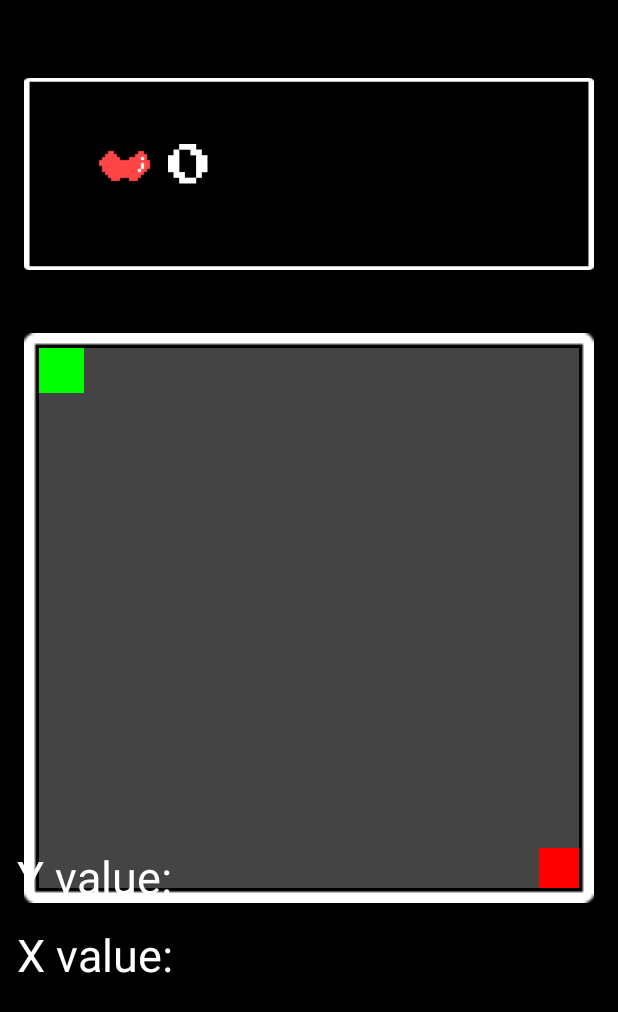
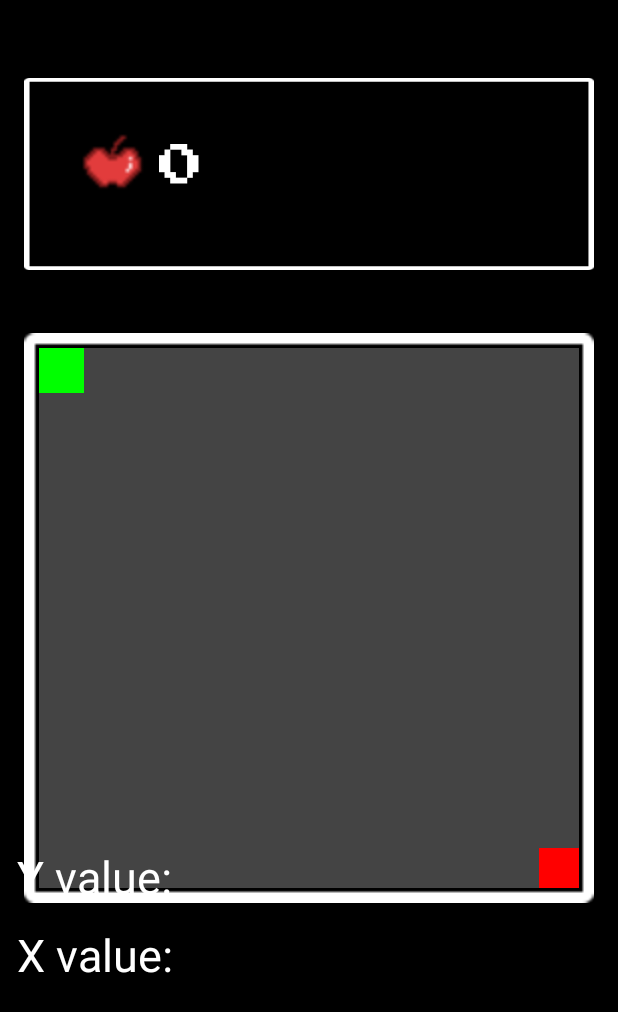
Before and after one commit to CSD3156-Team-6/Project-1, an Android app: the GameActivity screen opened directly, with no data from a screen before it, on a phone screen of 412 x 824 dp. Shown: the top 1012 px of the screen. Run offline under Robolectric (Android 15) with nearby library versions, the phone set to English and light mode, and no system bars.

Commit message:
Replace apple with darker red outline instead of black

```diff
--- a/Project1/app/src/main/res/layout/activity_game.xml
+++ b/Project1/app/src/main/res/layout/activity_game.xml
@@ -24,11 +24,11 @@
         android:id="@+id/idAppleImageView"
         android:layout_width="60dp"
         android:layout_height="60dp"
-        android:layout_marginStart="36dp"
+        android:layout_marginStart="30dp"
         app:layout_constraintBottom_toBottomOf="@+id/idTopFrameImageView"
         app:layout_constraintStart_toStartOf="@+id/idTopFrameImageView"
         app:layout_constraintTop_toTopOf="@+id/idTopFrameImageView"
-        app:layout_constraintVertical_bias="0.485"
+        app:layout_constraintVertical_bias="0.365"
         app:srcCompat="@drawable/apple"
         android:contentDescription="@string/apple_ui"/>
 
```
Also changed, not shown: Project1/app/src/main/res/drawable/apple.png.
